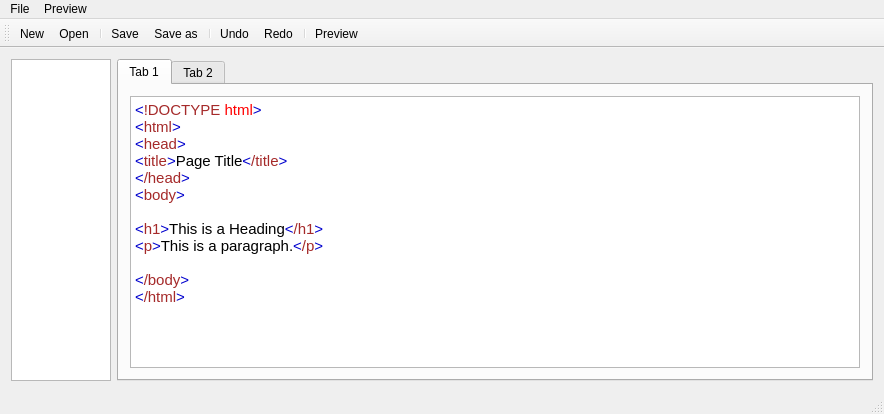
The window that mainwindow.ui (r3sPawN/HTMLGen) describes before a commit, drawn with Qt 5.
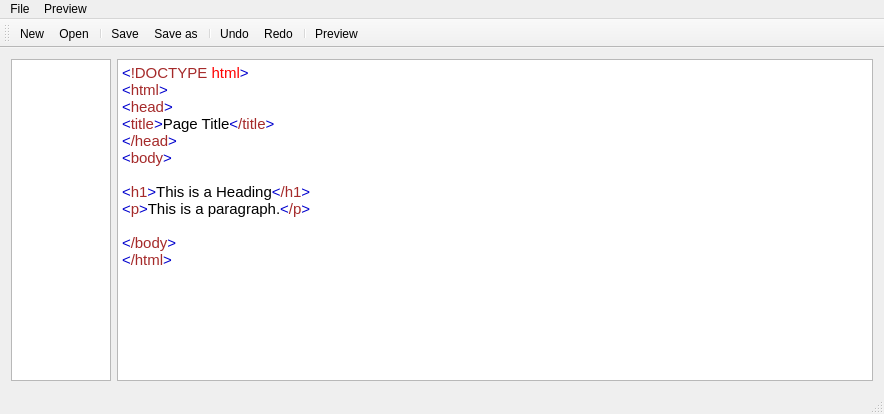
The same window after the commit. Icons and pictures are not drawn.

```diff
--- a/mainwindow.ui
+++ b/mainwindow.ui
@@ -26,16 +26,6 @@
      </widget>
     </item>
     <item>
-     <widget class="QTabWidget" name="tabWidget">
-      <property name="currentIndex">
-       <number>0</number>
-      </property>
-      <widget class="QWidget" name="tab">
-       <attribute name="title">
-        <string>Tab 1</string>
-       </attribute>
-       <layout class="QHBoxLayout" name="horizontalLayout_2">
-        <item>
          <widget class="QTextEdit" name="textEdit">
           <property name="html">
            <string>&lt;!DOCTYPE HTML PUBLIC &quot;-//W3C//DTD HTML 4.0//EN&quot; &quot;http://www.w3.org/TR/REC-html40/strict.dtd&quot;&gt;
@@ -44,15 +34,6 @@
 &lt;/style&gt;&lt;/head&gt;&lt;body style=&quot; font-family:'Ubuntu'; font-size:11pt; font-weight:400; font-style:normal;&quot;&gt;
 &lt;p style=&quot; margin-top:0px; margin-bottom:0px; margin-left:0px; margin-right:0px; -qt-block-indent:0; text-indent:0px;&quot;&gt;&lt;span style=&quot; color:#0000cd;&quot;&gt;&amp;lt;&lt;/span&gt;&lt;span style=&quot; color:#a52a2a;&quot;&gt;!DOCTYPE&lt;/span&gt;&lt;span style=&quot; color:#ff0000;&quot;&gt; html&lt;/span&gt;&lt;span style=&quot; color:#0000cd;&quot;&gt;&amp;gt;&lt;/span&gt;&lt;br /&gt;&lt;span style=&quot; color:#0000cd;&quot;&gt;&amp;lt;&lt;/span&gt;&lt;span style=&quot; color:#a52a2a;&quot;&gt;html&lt;/span&gt;&lt;span style=&quot; color:#0000cd;&quot;&gt;&amp;gt;&lt;/span&gt;&lt;br /&gt;&lt;span style=&quot; color:#0000cd;&quot;&gt;&amp;lt;&lt;/span&gt;&lt;span style=&quot; color:#a52a2a;&quot;&gt;head&lt;/span&gt;&lt;span style=&quot; color:#0000cd;&quot;&gt;&amp;gt;&lt;/span&gt;&lt;br /&gt;&lt;span style=&quot; color:#0000cd;&quot;&gt;&amp;lt;&lt;/span&gt;&lt;span style=&quot; color:#a52a2a;&quot;&gt;title&lt;/span&gt;&lt;span style=&quot; color:#0000cd;&quot;&gt;&amp;gt;&lt;/span&gt;Page Title&lt;span style=&quot; color:#0000cd;&quot;&gt;&amp;lt;&lt;/span&gt;&lt;span style=&quot; color:#a52a2a;&quot;&gt;/title&lt;/span&gt;&lt;span style=&quot; color:#0000cd;&quot;&gt;&amp;gt;&lt;/span&gt;&lt;br /&gt;&lt;span style=&quot; color:#0000cd;&quot;&gt;&amp;lt;&lt;/span&gt;&lt;span style=&quot; color:#a52a2a;&quot;&gt;/head&lt;/span&gt;&lt;span style=&quot; color:#0000cd;&quot;&gt;&amp;gt;&lt;/span&gt;&lt;br /&gt;&lt;span style=&quot; color:#0000cd;&quot;&gt;&amp;lt;&lt;/span&gt;&lt;span style=&quot; color:#a52a2a;&quot;&gt;body&lt;/span&gt;&lt;span style=&quot; color:#0000cd;&quot;&gt;&amp;gt;&lt;/span&gt;&lt;br /&gt;&lt;br /&gt;&lt;span style=&quot; color:#0000cd;&quot;&gt;&amp;lt;&lt;/span&gt;&lt;span style=&quot; color:#a52a2a;&quot;&gt;h1&lt;/span&gt;&lt;span style=&quot; color:#0000cd;&quot;&gt;&amp;gt;&lt;/span&gt;This is a Heading&lt;span style=&quot; color:#0000cd;&quot;&gt;&amp;lt;&lt;/span&gt;&lt;span style=&quot; color:#a52a2a;&quot;&gt;/h1&lt;/span&gt;&lt;span style=&quot; color:#0000cd;&quot;&gt;&amp;gt;&lt;/span&gt;&lt;br /&gt;&lt;span style=&quot; color:#0000cd;&quot;&gt;&amp;lt;&lt;/span&gt;&lt;span style=&quot; color:#a52a2a;&quot;&gt;p&lt;/span&gt;&lt;span style=&quot; color:#0000cd;&quot;&gt;&amp;gt;&lt;/span&gt;This is a paragraph.&lt;span style=&quot; color:#0000cd;&quot;&gt;&amp;lt;&lt;/span&gt;&lt;span style=&quot; color:#a52a2a;&quot;&gt;/p&lt;/span&gt;&lt;span style=&quot; color:#0000cd;&quot;&gt;&amp;gt;&lt;/span&gt;&lt;br /&gt;&lt;br /&gt;&lt;span style=&quot; color:#0000cd;&quot;&gt;&amp;lt;&lt;/span&gt;&lt;span style=&quot; color:#a52a2a;&quot;&gt;/body&lt;/span&gt;&lt;span style=&quot; color:#0000cd;&quot;&gt;&amp;gt;&lt;/span&gt;&lt;br /&gt;&lt;span style=&quot; color:#0000cd;&quot;&gt;&amp;lt;&lt;/span&gt;&lt;span style=&quot; color:#a52a2a;&quot;&gt;/html&lt;/span&gt;&lt;span style=&quot; color:#0000cd;&quot;&gt;&amp;gt;&lt;/span&gt; &lt;/p&gt;&lt;/body&gt;&lt;/html&gt;</string>
           </property>
-         </widget>
-        </item>
-       </layout>
-      </widget>
-      <widget class="QWidget" name="tab_2">
-       <attribute name="title">
-        <string>Tab 2</string>
-       </attribute>
-      </widget>
      </widget>
     </item>
    </layout>
```
Lines whose indentation alone changed are shown as unchanged.
